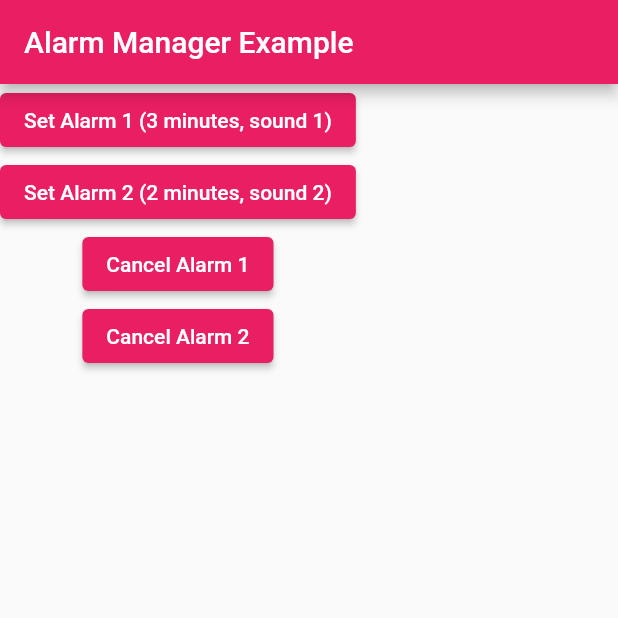
After one commit to Archanciel/alarm_cycle, a Flutter app: the AlarmScreen screen opened directly, after a tap on "Set Alarm 2 (2 minutes, sound 2)", on a phone screen of 412 x 824 dp, the top half of it. The commit adds this screen. Run offline on Flutter 3.47's test engine with Material 2 defaults, Android fonts, the phone set to English and light mode, and no system bars; our stand-ins replace audioplayers; missing offline and left inert: android_alarm_manager_plus.

Commit message:
not working

```diff
--- /dev/null
+++ b/lib/new_main_mvvm.dart
@@ -0,0 +1,126 @@
+import 'package:flutter/material.dart';
+import 'package:android_alarm_manager_plus/android_alarm_manager_plus.dart';
+import 'package:audioplayers/audioplayers.dart';
+
+const String appName = "Alarm Manager Example";
+
+class SoundService {
+  final String soundPath;
+  late final AudioPlayer _audioPlayer;
+
+  SoundService(this.soundPath) {
+    _audioPlayer = AudioPlayer();
+    _initializePlayer();
+  }
+
+  void _initializePlayer() async {
+    await _audioPlayer.setSourceAsset(soundPath);
+  }
+
+  Future<void> playAlarmSound() async {
+    await _audioPlayer.play(AssetSource(soundPath));
+  }
+}
+
+class AlarmService {
+  static Map<int, SoundService> _soundServices = {};
+
+  static void registerSoundService(int id, SoundService soundService) {
+    _soundServices[id] = soundService;
+  }
+
+  static void periodicTaskCallbackFunction(int id) {
+    print("Periodic Task Running for alarm ID $id. Time is ${DateTime.now()}");
+    _soundServices[id]?.playAlarmSound();
+  }
+
+  Future<void> schedulePeriodicAlarm({
+    required Duration duration,
+    required int id,
+    required String soundPath,
+  }) async {
+    registerSoundService(id, SoundService(soundPath));
+    await AndroidAlarmManager.periodic(
+      duration,
+      id,
+      (id) => periodicTaskCallbackFunction(id),
+      exact: true,
+      wakeup: true,
+    );
+  }
+
+  Future<void> cancelPeriodicAlarm(int id) async {
+    await AndroidAlarmManager.cancel(id);
+    _soundServices.remove(id);
+  }
+}
+
+class MyApp extends StatelessWidget {
+  const MyApp({super.key});
+
+  @override
+  Widget build(BuildContext context) {
+    return MaterialApp(
+      title: appName,
+      theme: ThemeData(
+        primarySwatch: Colors.pink,
+      ),
+      home: AlarmScreen(),
+    );
+  }
+}
+
+class AlarmScreen extends StatelessWidget {
+  final AlarmService _alarmService = AlarmService();
+
+  @override
+  Widget build(BuildContext context) {
+    return Scaffold(
+      appBar: AppBar(
+        title: const Text(appName),
+      ),
+      body: Column(
+        children: [
+          ElevatedButton(
+            onPressed: () async {
+              await _alarmService.schedulePeriodicAlarm(
+                duration: const Duration(minutes: 2),
+                id: 1,
+                soundPath: 'audio/mixkit-facility-alarm-sound-999.mp3',
+              );
+            },
+            child: const Text('Set Alarm 1 (3 minutes, sound 1)'),
+          ),
+          ElevatedButton(
+            onPressed: () async {
+              await _alarmService.schedulePeriodicAlarm(
+                duration: const Duration(minutes: 3),
+                id: 2,
+                soundPath: 'audio/mixkit-city-alert-siren-loop-1008.mp3',
+              );
+            },
+            child: const Text('Set Alarm 2 (2 minutes, sound 2)'),
+          ),
+          ElevatedButton(
+            onPressed: () async {
+              await _alarmService.cancelPeriodicAlarm(1);
+            },
+            child: const Text('Cancel Alarm 1'),
+          ),
+          ElevatedButton(
+            onPressed: () async {
+              await _alarmService.cancelPeriodicAlarm(2);
+            },
+            child: const Text('Cancel Alarm 2'),
+          ),
+        ],
+      ),
+    );
+  }
+}
+
+void main() async {
+  WidgetsFlutterBinding.ensureInitialized();
+  await AndroidAlarmManager.initialize();
+  runApp(const MyApp());
+}
```
Also changed, not shown: lib/main_mvvm.dart (+72 -89 lines).
